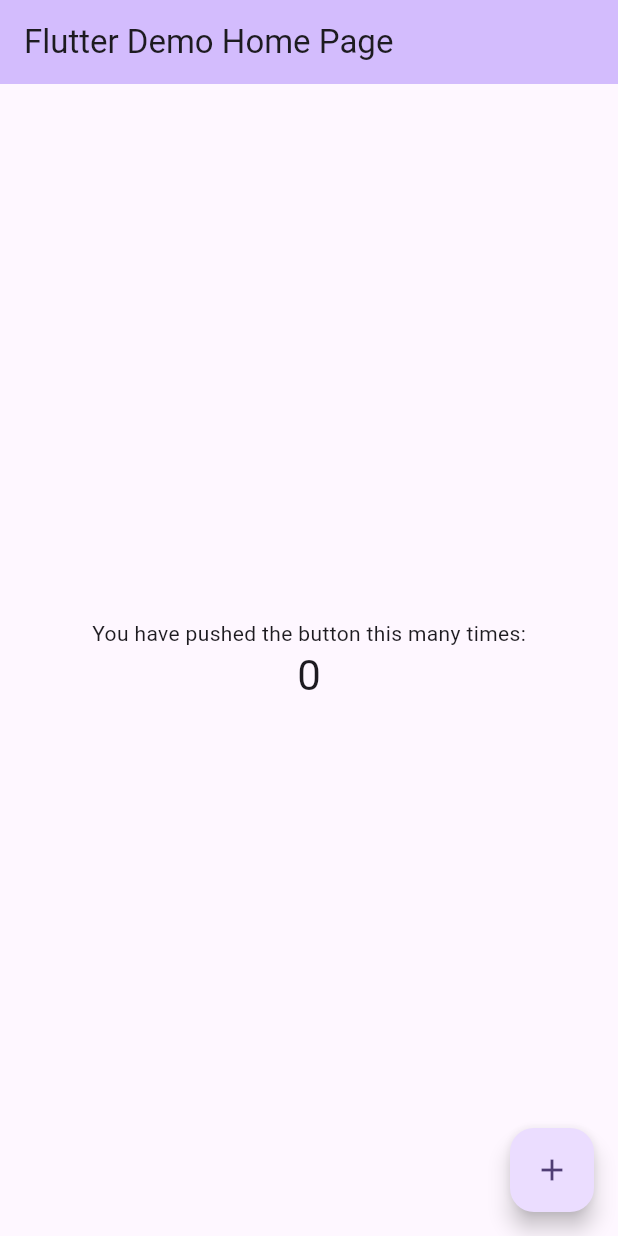
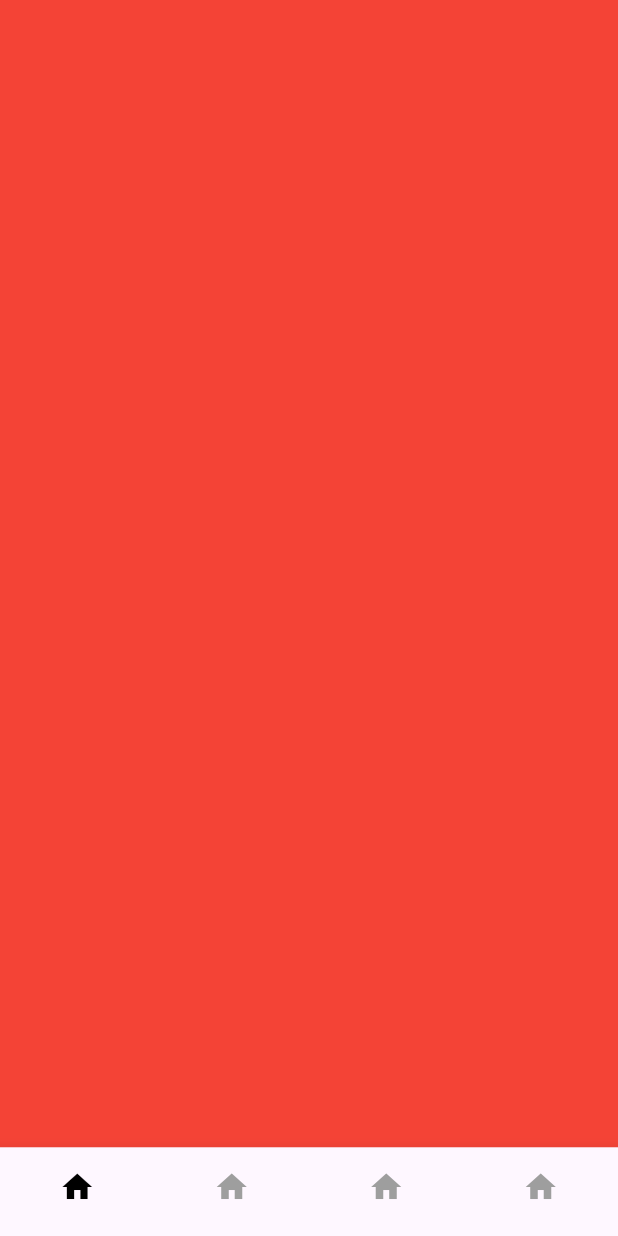
Before and after one commit to formart12/hatin-project, a Flutter app: the screen it shows after launch, on a phone screen of 412 x 824 dp. Run offline on Flutter 3.47's test engine with Material 3 defaults, Android fonts, the phone set to English and light mode, and no system bars.

Commit message:
바텀네비게이션 기능 완성

```diff
--- a/lib/main.dart
+++ b/lib/main.dart
@@ -1,4 +1,7 @@
 import 'package:flutter/material.dart';
+import 'package:hatin/src/ui/app/app.dart';
+import 'package:hatin/src/ui/app/app_view_model.dart';
+import 'package:provider/provider.dart';
 
 void main() {
   runApp(const MyApp());
@@ -7,119 +10,13 @@ void main() {
 class MyApp extends StatelessWidget {
   const MyApp({super.key});
 
-  // This widget is the root of your application.
   @override
   Widget build(BuildContext context) {
-    return MaterialApp(
-      title: 'Flutter Demo',
-      theme: ThemeData(
-        // This is the theme of your application.
-        //
-        // TRY THIS: Try running your application with "flutter run". You'll see
-        // the application has a purple toolbar. Then, without quitting the app,
-        // try changing the seedColor in the colorScheme below to Colors.green
-        // and then invoke "hot reload" (save your changes or press the "hot
-        // reload" button in a Flutter-supported IDE, or press "r" if you used
-        // the command line to start the app).
-        //
-        // Notice that the counter didn't reset back to zero; the application
-        // state is not lost during the reload. To reset the state, use hot
-        // restart instead.
-        //
-        // This works for code too, not just values: Most code changes can be
-        // tested with just a hot reload.
-        colorScheme: ColorScheme.fromSeed(seedColor: Colors.deepPurple),
-        useMaterial3: true,
+    return ChangeNotifierProvider(
+      create: (context) => AppViewModel(),
+      child: const MaterialApp(
+        home: App(),
       ),
-      home: const MyHomePage(title: 'Flutter Demo Home Page'),
     );
   }
 }
-
-class MyHomePage extends StatefulWidget {
-  const MyHomePage({super.key, required this.title});
-
-  // This widget is the home page of your application. It is stateful, meaning
-  // that it has a State object (defined below) that contains fields that affect
-  // how it looks.
-
-  // This class is the configuration for the state. It holds the values (in this
-  // case the title) provided by the parent (in this case the App widget) and
-  // used by the build method of the State. Fields in a Widget subclass are
-  // always marked "final".
-
-  final String title;
-
-  @override
-  State<MyHomePage> createState() => _MyHomePageState();
-}
-
-class _MyHomePageState extends State<MyHomePage> {
-  int _counter = 0;
-
-  void _incrementCounter() {
-    setState(() {
-      // This call to setState tells the Flutter framework that something has
-      // changed in this State, which causes it to rerun the build method below
-      // so that the display can reflect the updated values. If we changed
-      // _counter without calling setState(), then the build method would not be
-      // called again, and so nothing would appear to happen.
-      _counter++;
-    });
-  }
-
-  @override
-  Widget build(BuildContext context) {
-    // This method is rerun every time setState is called, for instance as done
-    // by the _incrementCounter method above.
-    //
-    // The Flutter framework has been optimized to make rerunning build methods
-    // fast, so that you can just rebuild anything that needs updating rather
-    // than having to individually change instances of widgets.
-    return Scaffold(
-      appBar: AppBar(
-        // TRY THIS: Try changing the color here to a specific color (to
-        // Colors.amber, perhaps?) and trigger a hot reload to see the AppBar
-        // change color while the other colors stay the same.
-        backgroundColor: Theme.of(context).colorScheme.inversePrimary,
-        // Here we take the value from the MyHomePage object that was created by
-        // the App.build method, and use it to set our appbar title.
-        title: Text(widget.title),
-      ),
-      body: Center(
-        // Center is a layout widget. It takes a single child and positions it
-        // in the middle of the parent.
-        child: Column(
-          // Column is also a layout widget. It takes a list of children and
-          // arranges them vertically. By default, it sizes itself to fit its
-          // children horizontally, and tries to be as tall as its parent.
-          //
-          // Column has various properties to control how it sizes itself and
-          // how it positions its children. Here we use mainAxisAlignment to
-          // center the children vertically; the main axis here is the vertical
-          // axis because Columns are vertical (the cross axis would be
-          // horizontal).
-          //
-          // TRY THIS: Invoke "debug painting" (choose the "Toggle Debug Paint"
-          // action in the IDE, or press "p" in the console), to see the
-          // wireframe for each widget.
-          mainAxisAlignment: MainAxisAlignment.center,
-          children: <Widget>[
-            const Text(
-              'You have pushed the button this many times:',
-            ),
-            Text(
-              '$_counter',
-              style: Theme.of(context).textTheme.headlineMedium,
-            ),
-          ],
-        ),
-      ),
-      floatingActionButton: FloatingActionButton(
-        onPressed: _incrementCounter,
-        tooltip: 'Increment',
-        child: const Icon(Icons.add),
-      ), // This trailing comma makes auto-formatting nicer for build methods.
-    );
-  }
-}
--- /dev/null
+++ b/lib/src/ui/app/app.dart
@@ -0,0 +1,53 @@
+import 'package:flutter/material.dart';
+import 'package:hatin/src/ui/app/app_view_model.dart';
+import 'package:provider/provider.dart';
+
+class App extends StatelessWidget {
+  const App({super.key});
+
+  @override
+  Widget build(BuildContext context) {
+    return Scaffold(
+      body: _body(),
+      bottomNavigationBar: _bottomNavigationBar(),
+    );
+  }
+
+  Widget _body() => Consumer<AppViewModel>(
+        builder: (context, provider, child) => IndexedStack(
+          index: provider.pageIndex,
+          children: [
+            Container(
+              color: Colors.red,
+            ),
+            Container(
+              color: Colors.yellow,
+            ),
+            Container(
+              color: Colors.green,
+            ),
+            Container(
+              color: Colors.blue,
+            ),
+          ],
+        ),
+      );
+
+  Widget _bottomNavigationBar() =>
+      Consumer<AppViewModel>(builder: (context, provider, child) {
+        return BottomNavigationBar(
+            currentIndex: provider.pageIndex,
+            onTap: provider.changeIndex,
+            selectedItemColor: Colors.black,
+            unselectedItemColor: Colors.grey,
+            showSelectedLabels: false,
+            showUnselectedLabels: false,
+            type: BottomNavigationBarType.fixed,
+            items: const [
+              BottomNavigationBarItem(icon: Icon(Icons.home), label: ""),
+              BottomNavigationBarItem(icon: Icon(Icons.home), label: ""),
+              BottomNavigationBarItem(icon: Icon(Icons.home), label: ""),
+              BottomNavigationBarItem(icon: Icon(Icons.home), label: ""),
+            ]);
+      });
+}
--- /dev/null
+++ b/lib/src/ui/app/app_view_model.dart
@@ -0,0 +1,12 @@
+import 'package:flutter/material.dart';
+
+class AppViewModel extends ChangeNotifier {
+  int _pageIndex = 0;
+
+  int get pageIndex => _pageIndex;
+
+  void changeIndex(int value) {
+    _pageIndex = value;
+    notifyListeners();
+  }
+}
--- a/pubspec.yaml
+++ b/pubspec.yaml
@@ -35,6 +35,7 @@ dependencies:
   # The following adds the Cupertino Icons font to your application.
   # Use with the CupertinoIcons class for iOS style icons.
   cupertino_icons: ^1.0.6
+  provider: ^6.1.2
 
 dev_dependencies:
   flutter_test:
```
Also changed, not shown: pubspec.lock.
